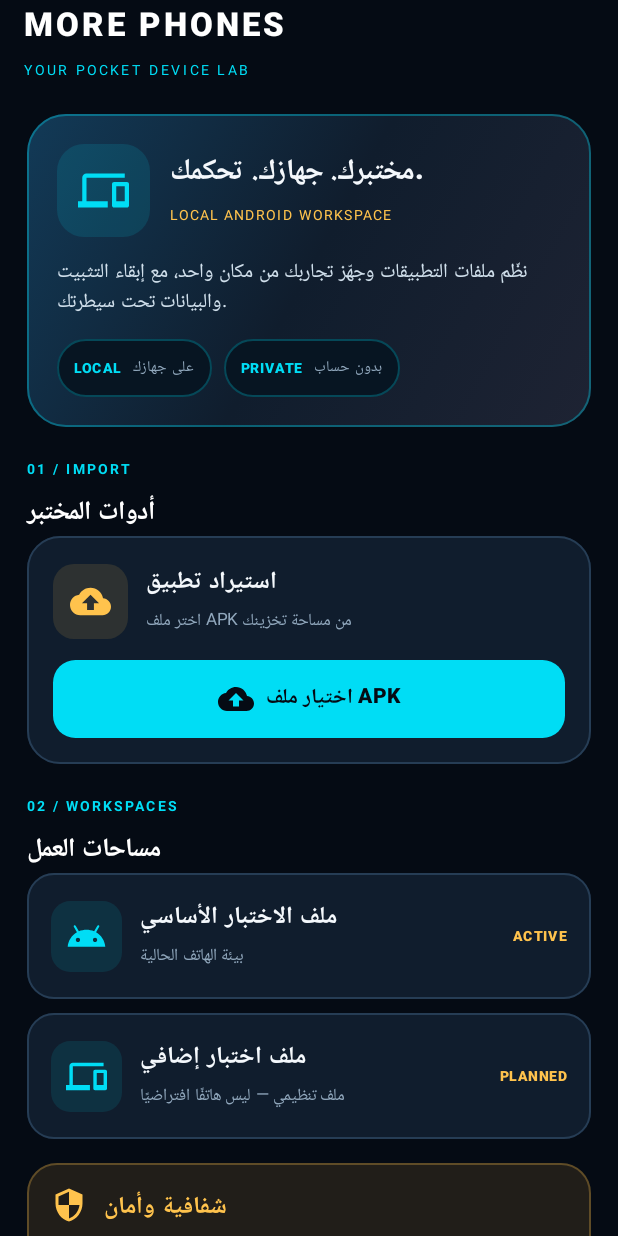
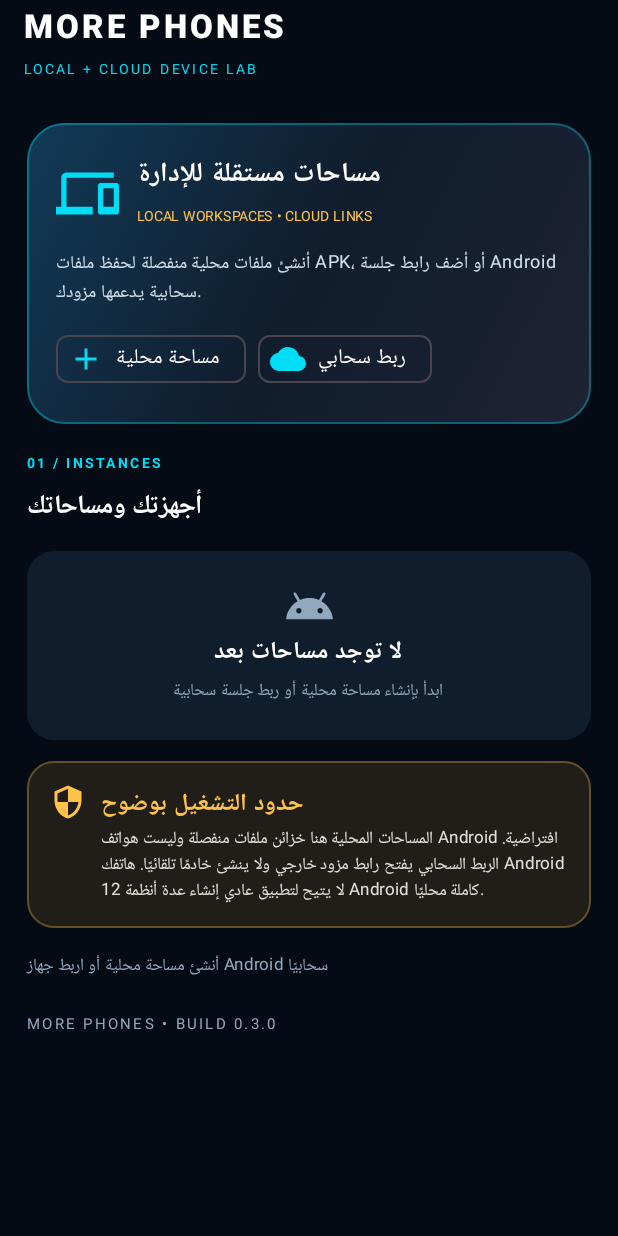
Before and after one commit to omegathor3-afk/more-phones, an Android app built with Jetpack Compose: the screen it shows after launch (MainActivity), on a phone screen of 412 x 824 dp. Run offline under Robolectric (Android 15) with nearby library versions, the phone set to English and light mode, and no system bars.

Commit message:
Build 0.3.0: add local APK workspaces and cloud session links

```diff
--- a/app/src/main/java/com/omega/morephones/MainActivity.kt
+++ b/app/src/main/java/com/omega/morephones/MainActivity.kt
@@ -7,16 +7,21 @@ import androidx.activity.ComponentActivity
 import androidx.activity.compose.rememberLauncherForActivityResult
 import androidx.activity.compose.setContent
 import androidx.activity.result.contract.ActivityResultContracts
+import androidx.compose.foundation.BorderStroke
 import androidx.compose.foundation.background
 import androidx.compose.foundation.layout.*
 import androidx.compose.foundation.lazy.LazyColumn
+import androidx.compose.foundation.lazy.items
 import androidx.compose.foundation.shape.RoundedCornerShape
 import androidx.compose.material.icons.Icons
+import androidx.compose.material.icons.filled.Add
 import androidx.compose.material.icons.filled.Android
-import androidx.compose.material.icons.filled.CloudUpload
+import androidx.compose.material.icons.filled.Cloud
+import androidx.compose.material.icons.filled.Delete
 import androidx.compose.material.icons.filled.Devices
-import androidx.compose.material.icons.filled.Info
+import androidx.compose.material.icons.filled.Folder
 import androidx.compose.material.icons.filled.InstallMobile
+import androidx.compose.material.icons.filled.OpenInNew
 import androidx.compose.material.icons.filled.Security
 import androidx.compose.material3.*
 import androidx.compose.runtime.*
@@ -28,13 +33,18 @@ import androidx.compose.ui.platform.LocalContext
 import androidx.compose.ui.text.font.FontWeight
 import androidx.compose.ui.unit.dp
 import androidx.compose.ui.unit.sp
+import org.json.JSONArray
+import org.json.JSONObject
+import java.io.File
+import java.util.UUID
 
 private val Ink = Color(0xFF050B14)
 private val Panel = Color(0xFF101D2D)
-private val PanelLight = Color(0xFF172A40)
 private val Cyan = Color(0xFF00DDF5)
 private val Gold = Color(0xFFFFC34D)
 private val Muted = Color(0xFF91A8BD)
+
+data class LabPhone(val id: String, val name: String, val kind: String, val endpoint: String = "", val apkCount: Int = 0)
 
 class MainActivity : ComponentActivity() {
     override fun onCreate(savedInstanceState: Bundle?) {
@@ -43,165 +53,215 @@ class MainActivity : ComponentActivity() {
     }
 }
 
+private fun loadPhones(context: android.content.Context): List<LabPhone> {
+    val raw = context.getSharedPreferences("more_phones", 0).getString("phones", "[]") ?: "[]"
+    val arr = JSONArray(raw)
+    return (0 until arr.length()).mapNotNull { i ->
+        runCatching {
+            val o = arr.getJSONObject(i)
+            val id = o.getString("id")
+            val dir = File(context.filesDir, "phone-lab/$id/apks")
+            LabPhone(id, o.getString("name"), o.getString("kind"), o.optString("endpoint"), dir.listFiles()?.count { it.isFile } ?: 0)
+        }.getOrNull()
+    }
+}
+
+private fun savePhones(context: android.content.Context, phones: List<LabPhone>) {
+    val arr = JSONArray()
+    phones.forEach { p ->
+        arr.put(JSONObject().put("id", p.id).put("name", p.name).put("kind", p.kind).put("endpoint", p.endpoint))
+    }
+    context.getSharedPreferences("more_phones", 0).edit().putString("phones", arr.toString()).apply()
+}
+
 @OptIn(ExperimentalMaterial3Api::class)
 @Composable
 private fun MorePhonesApp() {
     val context = LocalContext.current
-    var selectedApk by remember { mutableStateOf<Uri?>(null) }
-    var selectedName by remember { mutableStateOf<String?>(null) }
-    var message by remember { mutableStateOf("مساحة عمل محلية وآمنة على هاتفك") }
+    var phones by remember { mutableStateOf(loadPhones(context)) }
+    var selectedId by remember { mutableStateOf<String?>(null) }
+    var showCreate by remember { mutableStateOf(false) }
+    var showCloud by remember { mutableStateOf(false) }
+    var newName by remember { mutableStateOf("") }
+    var cloudName by remember { mutableStateOf("") }
+    var cloudUrl by remember { mutableStateOf("") }
+    var notice by remember { mutableStateOf("أنشئ مساحة محلية أو اربط جهاز Android سحابيًا") }
+    val selected = phones.firstOrNull { it.id == selectedId }
+
+    fun refresh() { phones = loadPhones(context) }
+    fun addPhone(name: String, kind: String, endpoint: String = "") {
+        val p = LabPhone(UUID.randomUUID().toString(), name.trim(), kind, endpoint)
+        phones = phones + p
+        savePhones(context, phones)
+        selectedId = p.id
+    }
 
     val apkPicker = rememberLauncherForActivityResult(ActivityResultContracts.OpenDocument()) { uri ->
-        if (uri != null) {
-            selectedApk = uri
-            selectedName = uri.lastPathSegment?.substringAfterLast('/') ?: "APK selected"
-            message = "تم اختيار الملف. التثبيت النهائي بموافقتك عبر Android."
+        val p = selected
+        if (uri != null && p != null && p.kind == "local") {
+            runCatching {
+                val dir = File(context.filesDir, "phone-lab/${p.id}/apks").apply { mkdirs() }
+                val display = (uri.lastPathSegment ?: "application.apk").substringAfterLast('/')
+                    .replace(Regex("[^A-Za-z0-9._-]"), "_").ifBlank { "application.apk" }
+                val target = File(dir, "${System.currentTimeMillis()}-$display")
+                context.contentResolver.openInputStream(uri).use { input ->
+                    requireNotNull(input) { "Cannot open selected file" }.copyTo(target.outputStream())
+                }
+                notice = "تم حفظ نسخة من ملف APK داخل مساحة ${p.name}. لم يتم تثبيته داخل نظام Android مستقل."
+                refresh()
+            }.onFailure { notice = "تعذر نسخ الملف: ${it.message}" }
         }
     }
 
-    MaterialTheme(colorScheme = darkColorScheme(
-        primary = Cyan, onPrimary = Ink, background = Ink, surface = Panel,
-        onSurface = Color(0xFFF4F8FC), secondary = Gold,
-        surfaceVariant = PanelLight, onSurfaceVariant = Muted
-    )) {
-        Scaffold(
-            containerColor = Ink,
-            topBar = {
-                TopAppBar(
-                    title = {
-                        Column(verticalArrangement = Arrangement.spacedBy(2.dp)) {
-                            Text("MORE PHONES", fontWeight = FontWeight.Black, letterSpacing = 2.sp, color = Color.White)
-                            Text("YOUR POCKET DEVICE LAB", color = Cyan, fontSize = 9.sp, letterSpacing = 2.2.sp)
-                        }
-                    },
-                    colors = TopAppBarDefaults.topAppBarColors(containerColor = Ink)
-                )
-            }
-        ) { padding ->
+    MaterialTheme(colorScheme = darkColorScheme(primary = Cyan, onPrimary = Ink, background = Ink, surface = Panel, onSurface = Color.White, secondary = Gold)) {
+        Scaffold(containerColor = Ink, topBar = {
+            TopAppBar(title = {
+                Column {
+                    Text("MORE PHONES", fontWeight = FontWeight.Black, letterSpacing = 2.sp, color = Color.White)
+                    Text("LOCAL + CLOUD DEVICE LAB", color = Cyan, fontSize = 9.sp, letterSpacing = 2.sp)
+                }
+            }, colors = TopAppBarDefaults.topAppBarColors(containerColor = Ink))
+        }) { padding ->
             LazyColumn(
-                modifier = Modifier.fillMaxSize().padding(padding),
-                contentPadding = PaddingValues(start = 18.dp, end = 18.dp, top = 12.dp, bottom = 28.dp),
-                verticalArrangement = Arrangement.spacedBy(16.dp)
+                Modifier.fillMaxSize().padding(padding),
+                contentPadding = PaddingValues(18.dp),
+                verticalArrangement = Arrangement.spacedBy(14.dp)
             ) {
                 item {
-                    Card(
-                        colors = CardDefaults.cardColors(containerColor = Panel),
-                        shape = RoundedCornerShape(26.dp),
-                        border = androidx.compose.foundation.BorderStroke(1.dp, Cyan.copy(alpha = .35f))
-                    ) {
-                        Box(Modifier.background(Brush.linearGradient(listOf(Color(0xFF123A57), Color(0xFF101D2D), Color(0xFF1E2333))))) {
-                            Column(Modifier.padding(20.dp), verticalArrangement = Arrangement.spacedBy(13.dp)) {
+                    Card(shape = RoundedCornerShape(25.dp), border = BorderStroke(1.dp, Cyan.copy(alpha = .35f)), colors = CardDefaults.cardColors(containerColor = Panel)) {
+                        Box(Modifier.background(Brush.linearGradient(listOf(Color(0xFF123A57), Panel, Color(0xFF1E2333))))) {
+                            Column(Modifier.padding(19.dp), verticalArrangement = Arrangement.spacedBy(10.dp)) {
                                 Row(verticalAlignment = Alignment.CenterVertically) {
-                                    Surface(color = Cyan.copy(alpha = .12f), shape = RoundedCornerShape(18.dp)) {
-                                        Icon(Icons.Default.Devices, null, tint = Cyan, modifier = Modifier.padding(14.dp).size(34.dp))
-                                    }
-                                    Spacer(Modifier.width(13.dp))
+                                    Icon(Icons.Default.Devices, null, tint = Cyan, modifier = Modifier.size(42.dp))
+                                    Spacer(Modifier.width(12.dp))
                                     Column {
-                                        Text("مختبرك. جهازك. تحكمك.", fontSize = 19.sp, fontWeight = FontWeight.ExtraBold)
-                                        Text("LOCAL ANDROID WORKSPACE", color = Gold, fontSize = 9.sp, letterSpacing = 1.4.sp)
+                                        Text("مساحات مستقلة للإدارة", fontSize = 18.sp, fontWeight = FontWeight.ExtraBold)
+                                        Text("LOCAL WORKSPACES • CLOUD LINKS", color = Gold, fontSize = 9.sp)
                                     }
                                 }
-                                Text(
-                                    "نظّم ملفات التطبيقات وجهّز تجاربك من مكان واحد، مع إبقاء التثبيت والبيانات تحت سيطرتك.",
-                                    color = Color(0xFFD1E0EC), fontSize = 13.sp, lineHeight = 20.sp
-                                )
+                                Text("أنشئ ملفات محلية منفصلة لحفظ ملفات APK، أو أضف رابط جلسة Android سحابية يدعمها مزودك.", color = Color(0xFFD1E0EC), fontSize = 12.sp, lineHeight = 19.sp)
                                 Row(horizontalArrangement = Arrangement.spacedBy(8.dp)) {
-                                    InfoChip("LOCAL", "على جهازك")
-                                    InfoChip("PRIVATE", "بدون حساب")
+                                    AssistChip(onClick = { showCreate = true }, label = { Text("مساحة محلية") }, leadingIcon = { Icon(Icons.Default.Add, null) })
+                                    AssistChip(onClick = { showCloud = true }, label = { Text("ربط سحابي") }, leadingIcon = { Icon(Icons.Default.Cloud, null) })
+                                }
+                            }
+                        }
+                    }
+                }
+                item { SectionTitle("أجهزتك ومساحاتك", "01 / INSTANCES") }
+                if (phones.isEmpty()) {
+                    item {
+                        Card(colors = CardDefaults.cardColors(containerColor = Panel), shape = RoundedCornerShape(18.dp)) {
+                            Column(Modifier.fillMaxWidth().padding(20.dp), horizontalAlignment = Alignment.CenterHorizontally) {
+                                Icon(Icons.Default.Android, null, tint = Muted, modifier = Modifier.size(34.dp))
+                                Text("لا توجد مساحات بعد", color = Color.White, fontWeight = FontWeight.Bold)
+                                Text("ابدأ بإنشاء مساحة محلية أو ربط جلسة سحابية", color = Muted, fontSize = 11.sp)
+                            }
+                        }
+                    }
+                }
+                items(phones, key = { it.id }) { p ->
+                    val active = selectedId == p.id
+                    Card(
+                        onClick = { selectedId = p.id },
+                        colors = CardDefaults.cardColors(containerColor = if (active) Color(0xFF142D40) else Panel),
+                        border = BorderStroke(1.dp, if (active) Cyan.copy(alpha = .65f) else Color(0xFF263D55)),
+                        shape = RoundedCornerShape(18.dp)
+                    ) {
+                        Row(Modifier.fillMaxWidth().padding(14.dp), verticalAlignment = Alignment.CenterVertically) {
+                            Icon(if (p.kind == "cloud") Icons.Default.Cloud else Icons.Default.Folder, null, tint = if (p.kind == "cloud") Gold else Cyan, modifier = Modifier.size(30.dp))
+                            Spacer(Modifier.width(12.dp))
+                            Column(Modifier.weight(1f)) {
+                                Text(p.name, fontWeight = FontWeight.Bold)
+                                Text(if (p.kind == "cloud") "جلسة سحابية • رابط خارجي" else "مساحة ملفات محلية • ${p.apkCount} APK", color = Muted, fontSize = 10.sp)
+                            }
+                            if (p.kind == "cloud") {
+                                IconButton(onClick = {
+                                    runCatching { context.startActivity(Intent(Intent.ACTION_VIEW, Uri.parse(p.endpoint))) }
+                                        .onFailure { notice = "تعذر فتح رابط الجلسة" }
+                                }) { Icon(Icons.Default.OpenInNew, "فتح", tint = Cyan) }
+                            } else {
+                                Text("LOCAL", color = Cyan, fontSize = 9.sp, fontWeight = FontWeight.Black)
+                            }
+                            IconButton(onClick = {
+                                phones = phones.filterNot { it.id == p.id }
+                                File(context.filesDir, "phone-lab/${p.id}").deleteRecursively()
+                                savePhones(context, phones)
+                                if (selectedId == p.id) selectedId = null
+                                notice = "تم حذف مساحة العمل وملفات APK التابعة لها"
+                            }) { Icon(Icons.Default.Delete, "حذف", tint = Muted) }
+                        }
+                    }
+                }
+                if (selected != null) {
+                    item { SectionTitle("إدارة المساحة المحددة", "02 / SELECTED") }
+                    item {
+                        Card(colors = CardDefaults.cardColors(containerColor = Panel), shape = RoundedCornerShape(18.dp)) {
+                            Column(Modifier.padding(16.dp), verticalArrangement = Arrangement.spacedBy(10.dp)) {
+                                Text(selected.name, fontWeight = FontWeight.Bold, fontSize = 16.sp)
+                                if (selected.kind == "local") {
+                                    Text("يمكنك حفظ ملفات APK هنا بشكل منفصل. هذا لا ينشئ نظام Android ضيفًا ولا يثبت التطبيقات داخل بيئة معزولة.", color = Muted, fontSize = 11.sp, lineHeight = 17.sp)
+                                    Button(onClick = { apkPicker.launch(arrayOf("application/vnd.android.package-archive", "application/octet-stream")) }, modifier = Modifier.fillMaxWidth()) {
+                                        Icon(Icons.Default.Add, null); Spacer(Modifier.width(7.dp)); Text("استيراد APK إلى هذه المساحة")
+                                    }
+                                } else {
+                                    Text("الرابط محفوظ كاختصار جلسة. فتحه يعتمد على خدمة Android سحابية فعالة وصلاحية وصول من مزود الخدمة.", color = Muted, fontSize = 11.sp, lineHeight = 17.sp)
+                                    OutlinedButton(onClick = {
+                                        runCatching { context.startActivity(Intent(Intent.ACTION_VIEW, Uri.parse(selected.endpoint))) }
+                                            .onFailure { notice = "تعذر فتح الرابط" }
+                                    }, modifier = Modifier.fillMaxWidth()) { Icon(Icons.Default.OpenInNew, null); Text("فتح جلسة Android") }
                                 }
                             }
                         }
                     }
                 }
                 item {
-                    SectionTitle("أدوات المختبر", "01 / IMPORT")
-                    Card(
-                        colors = CardDefaults.cardColors(containerColor = Panel),
-                        shape = RoundedCornerShape(22.dp),
-                        border = androidx.compose.foundation.BorderStroke(1.dp, Color(0xFF263D55))
-                    ) {
-                        Column(Modifier.padding(17.dp), verticalArrangement = Arrangement.spacedBy(13.dp)) {
-                            Row(verticalAlignment = Alignment.CenterVertically) {
-                                Surface(color = Gold.copy(alpha = .12f), shape = RoundedCornerShape(14.dp)) {
-                                    Icon(Icons.Default.CloudUpload, null, tint = Gold, modifier = Modifier.padding(11.dp).size(27.dp))
-                                }
-                                Spacer(Modifier.width(12.dp))
-                                Column(Modifier.weight(1f)) {
-                                    Text("استيراد تطبيق", fontWeight = FontWeight.Bold, fontSize = 16.sp)
-                                    Text("اختر ملف APK من مساحة تخزينك", color = Muted, fontSize = 11.sp)
-                                }
-                            }
-                            Button(
-                                onClick = { apkPicker.launch(arrayOf("application/vnd.android.package-archive", "application/octet-stream")) },
-                                modifier = Modifier.fillMaxWidth().height(52.dp),
-                                shape = RoundedCornerShape(15.dp),
-                                colors = ButtonDefaults.buttonColors(containerColor = Cyan, contentColor = Ink)
-                            ) {
-                                Icon(Icons.Default.CloudUpload, null)
-                                Spacer(Modifier.width(8.dp))
-                                Text("اختيار ملف APK", fontWeight = FontWeight.ExtraBold)
-                            }
-                            if (selectedApk != null) {
-                                HorizontalDivider(color = Color(0xFF29445D))
-                                Text(selectedName ?: "ملف APK محدد", color = Color.White, fontWeight = FontWeight.Medium)
-                                OutlinedButton(onClick = {
-                                    try {
-                                        val intent = Intent(Intent.ACTION_VIEW).apply {
-                                            setDataAndType(selectedApk, "application/vnd.android.package-archive")
-                                            addFlags(Intent.FLAG_GRANT_READ_URI_PERMISSION)
-                                        }
-                                        context.startActivity(intent)
-                                    } catch (_: Exception) {
-                                        message = "تعذر فتح مثبت الحزم لهذا الملف."
-                                    }
-                                }, modifier = Modifier.fillMaxWidth(), shape = RoundedCornerShape(14.dp)) {
-                                    Icon(Icons.Default.InstallMobile, null)
-                                    Spacer(Modifier.width(8.dp))
-                                    Text("فتح مثبت Android")
-                                }
+                    Card(colors = CardDefaults.cardColors(containerColor = Color(0xFF211E19)), shape = RoundedCornerShape(18.dp), border = BorderStroke(1.dp, Gold.copy(alpha = .3f))) {
+                        Row(Modifier.padding(15.dp), verticalAlignment = Alignment.Top) {
+                            Icon(Icons.Default.Security, null, tint = Gold)
+                            Spacer(Modifier.width(10.dp))
+                            Column {
+                                Text("حدود التشغيل بوضوح", color = Gold, fontWeight = FontWeight.Bold)
+                                Text("المساحات المحلية هنا خزائن ملفات منفصلة وليست هواتف Android افتراضية. الربط السحابي يفتح رابط مزود خارجي ولا ينشئ خادمًا تلقائيًا. هاتفك Android 12 لا يتيح لتطبيق عادي إنشاء عدة أنظمة Android كاملة محليًا.", color = Color(0xFFE4DFD4), fontSize = 11.sp, lineHeight = 17.sp)
                             }
                         }
                     }
                 }
-                item {
-                    SectionTitle("مساحات العمل", "02 / WORKSPACES")
-                    LabProfileCard("ملف الاختبار الأساسي", "بيئة الهاتف الحالية", "ACTIVE", Icons.Default.Android)
-                    Spacer(Modifier.height(9.dp))
-                    LabProfileCard("ملف اختبار إضافي", "ملف تنظيمي — ليس هاتفًا افتراضيًا", "PLANNED", Icons.Default.Devices)
-                }
-                item {
-                    Card(
-                        colors = CardDefaults.cardColors(containerColor = Color(0xFF211E19)),
-                        shape = RoundedCornerShape(20.dp),
-                        border = androidx.compose.foundation.BorderStroke(1.dp, Gold.copy(alpha = .28f))
-                    ) {
-                        Row(Modifier.padding(16.dp), verticalAlignment = Alignment.Top) {
-                            Icon(Icons.Default.Security, null, tint = Gold)
-                            Spacer(Modifier.width(11.dp))
-                            Column {
-                                Text("شفافية وأمان", color = Gold, fontWeight = FontWeight.Bold)
-                                Spacer(Modifier.height(5.dp))
-                                Text(
-                                    "الإصدار الحالي لا ينشئ أنظمة Android افتراضية مستقلة ولا يغيّر IP أو VPN لكل ملف. التثبيت يتم بموافقتك، ولا نقرأ كلمات المرور أو بيانات التطبيقات الخاصة.",
-                                    color = Color(0xFFE4DFD4), fontSize = 12.sp, lineHeight = 18.sp
-                                )
-                            }
-                        }
-                    }
-                }
-                item {
-                    Row(verticalAlignment = Alignment.CenterVertically) {
-                        Icon(Icons.Default.Info, null, tint = Muted, modifier = Modifier.size(16.dp))
-                        Spacer(Modifier.width(7.dp))
-                        Text(message, color = Muted, fontSize = 11.sp)
-                    }
-                }
-                item {
-                    Text("MORE PHONES  •  BUILD 0.2.0", color = Muted, fontSize = 10.sp, letterSpacing = 1.5.sp)
-                }
+                item { Text(notice, color = Muted, fontSize = 11.sp) }
+                item { Text("MORE PHONES • BUILD 0.3.0", color = Muted, fontSize = 10.sp, letterSpacing = 1.5.sp) }
             }
         }
     }
+
+    if (showCreate) AlertDialog(
+        onDismissRequest = { showCreate = false },
+        title = { Text("إنشاء مساحة محلية") },
+        text = { OutlinedTextField(value = newName, onValueChange = { newName = it }, label = { Text("اسم المساحة") }, singleLine = true) },
+        confirmButton = { TextButton(onClick = {
+            if (newName.isNotBlank()) { addPhone(newName, "local"); newName = ""; showCreate = false; notice = "تم إنشاء مساحة ملفات محلية مستقلة." }
+        }) { Text("إنشاء") } },
+        dismissButton = { TextButton(onClick = { showCreate = false }) { Text("إلغاء") } }
+    )
+    if (showCloud) AlertDialog(
+        onDismissRequest = { showCloud = false },
+        title = { Text("ربط جلسة Android سحابية") },
+        text = {
+            Column(verticalArrangement = Arrangement.spacedBy(8.dp)) {
+                OutlinedTextField(value = cloudName, onValueChange = { cloudName = it }, label = { Text("اسم الجهاز") }, singleLine = true)
+                OutlinedTextField(value = cloudUrl, onValueChange = { cloudUrl = it }, label = { Text("رابط HTTPS للجلسة") }, singleLine = true)
+                Text("أدخل رابط جلسة يوفره مزود خدمة Android سحابية. لا تدخل كلمة مرور أو رمزًا سريًا في الرابط.", color = Muted, fontSize = 10.sp)
+            }
+        },
+        confirmButton = { TextButton(onClick = {
+            val valid = cloudUrl.trim().startsWith("https://", true)
+            if (cloudName.isNotBlank() && valid) {
+                addPhone(cloudName, "cloud", cloudUrl.trim())
+                cloudName = ""; cloudUrl = ""; showCloud = false
+                notice = "تم حفظ رابط الجلسة. لم يتم التحقق من عمل الخدمة بعد."
+            } else notice = "أدخل اسمًا ورابط HTTPS صحيحًا."
+        }) { Text("حفظ الرابط") } },
+        dismissButton = { TextButton(onClick = { showCloud = false }) { Text("إلغاء") } }
+    )
 }
 
 @Composable
@@ -211,35 +271,3 @@ private fun SectionTitle(title: String, overline: String) {
         Text(title, color = Color.White, fontWeight = FontWeight.Bold, fontSize = 17.sp)
     }
 }
-
-@Composable
-private fun InfoChip(title: String, value: String) {
-    Surface(color = Color(0xFF071522), shape = RoundedCornerShape(50), border = androidx.compose.foundation.BorderStroke(1.dp, Cyan.copy(alpha = .25f))) {
-        Row(Modifier.padding(horizontal = 11.dp, vertical = 7.dp), verticalAlignment = Alignment.CenterVertically) {
-            Text(title, color = Cyan, fontSize = 9.sp, fontWeight = FontWeight.Black, letterSpacing = 1.sp)
-            Spacer(Modifier.width(7.dp))
-            Text(value, color = Muted, fontSize = 10.sp)
-        }
-    }
-}
-
-@Composable
-private fun LabProfileCard(title: String, subtitle: String, status: String, icon: androidx.compose.ui.graphics.vector.ImageVector) {
-    Card(
-        colors = CardDefaults.cardColors(containerColor = Panel),
-        shape = RoundedCornerShape(18.dp),
-        border = androidx.compose.foundation.BorderStroke(1.dp, Color(0xFF263D55))
-    ) {
-        Row(Modifier.fillMaxWidth().padding(16.dp), verticalAlignment = Alignment.CenterVertically) {
-            Surface(color = Cyan.copy(alpha = .10f), shape = RoundedCornerShape(13.dp)) {
-                Icon(icon, null, tint = Cyan, modifier = Modifier.padding(10.dp).size(27.dp))
-            }
-            Spacer(Modifier.width(12.dp))
-            Column(Modifier.weight(1f)) {
-                Text(title, fontWeight = FontWeight.Bold)
-                Text(subtitle, color = Muted, fontSize = 11.sp)
-            }
-            Text(status, color = Gold, fontSize = 9.sp, fontWeight = FontWeight.Black, letterSpacing = 1.sp)
-        }
-    }
-}
```
